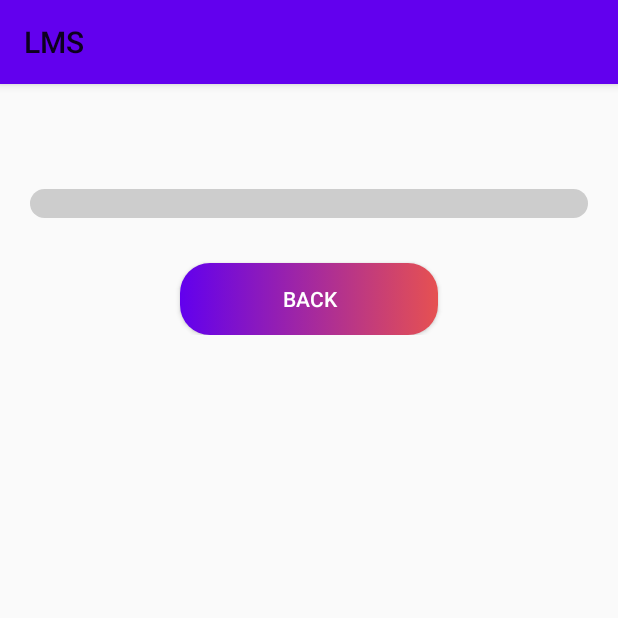
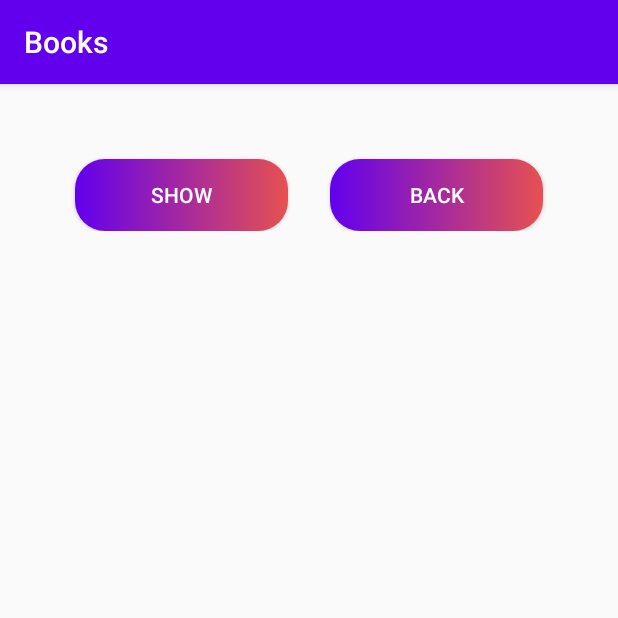
Before and after one commit to yash-601/RevisedLib, an Android app: the Books2 screen opened directly, with no data from a screen before it, on a phone screen of 412 x 824 dp, the top half of it. Run offline under Robolectric (Android 15) with nearby library versions, the phone set to English and light mode, and no system bars.

Commit message:
Library renewd

```diff
--- a/app/src/main/java/com/example/lms/Books2.java
+++ b/app/src/main/java/com/example/lms/Books2.java
@@ -3,15 +3,69 @@ package com.example.lms;
 import androidx.appcompat.app.AppCompatActivity;
 
 import android.content.Intent;
+import android.database.Cursor;
 import android.os.Bundle;
+import android.text.Html;
 import android.view.View;
+import android.widget.ArrayAdapter;
+import android.widget.Button;
+import android.widget.ListView;
+import android.widget.Toast;
+
+import java.util.Collections;
+import java.util.Objects;
 
 public class Books2 extends AppCompatActivity {
+    Button button;
+
+    ListView mview;
 
     @Override
     protected void onCreate(Bundle savedInstanceState) {
         super.onCreate(savedInstanceState);
         setContentView(R.layout.activity_books2);
+        Objects.requireNonNull(getSupportActionBar()).setTitle(Html.fromHtml("<font color='#ffffff'> Books</font>"));
+        mview=findViewById(R.id.irlog_view);
+        button=findViewById(R.id.show);
+        DatabaseHelper databaseHelper=new DatabaseHelper(Books2.this);
+
+
+
+
+        button.setOnClickListener(new View.OnClickListener() {
+            @Override
+            public void onClick(View v) {
+                Cursor res=databaseHelper.getbooks();
+
+                if(res.getCount()==0){
+                    Toast.makeText(Books2.this, "Library is empty.", Toast.LENGTH_SHORT).show();
+                }
+
+                StringBuffer buffer=new StringBuffer();
+                while (res.moveToNext()){
+                    buffer.append("BOOKID: "+res.getString(0)+", ");
+                    buffer.append("BOOKNAME: "+res.getString(1)+", ");
+                    buffer.append("ISBN: "+res.getString(2)+", ");
+                    buffer.append("PUBLISHER: "+res.getString(3)+", ");
+                    buffer.append("EDITION: "+res.getString(4)+", ");
+                    buffer.append("PAGES: "+res.getString(5)+", ");
+                    buffer.append("STATUS: "+res.getString(6)+"\n");
+                    buffer.append("\n");
+                    //newview.setAdapter(adapter);
+                }
+                ArrayAdapter adapter= new ArrayAdapter(Books2.this, android.R.layout.simple_list_item_1, Collections.singletonList(buffer));
+                mview.setAdapter(adapter);
+
+                /*
+                List<BookRows> everyone=databaseHelper.getEveryone();
+                ArrayAdapter customerArrayAdapter=new ArrayAdapter<BookRows>(Books.this, android.R.layout.simple_list_item_1,everyone);
+                mview.setAdapter(customerArrayAdapter);*/
+
+            }
+
+        });
+
+
     }
 
     public void btn_back(View view) {
--- a/app/src/main/res/layout/activity_books2.xml
+++ b/app/src/main/res/layout/activity_books2.xml
@@ -10,26 +10,37 @@
     <RelativeLayout
         android:layout_width="match_parent"
         android:layout_height="match_parent">
-        <TextView
-            android:layout_marginTop="50dp"
+
+        <ListView
             android:id="@+id/irlog_view"
             android:layout_width="match_parent"
             android:layout_height="wrap_content"
-            android:background="@drawable/edit_text"
-            ></TextView>
+
+            android:background="@drawable/edit_text"></ListView>
 
         <Button
             android:id="@+id/Back"
             android:layout_width="match_parent"
             android:layout_height="wrap_content"
-            android:layout_marginLeft="100dp"
-            android:layout_marginRight="100dp"
+            android:layout_below="@+id/irlog_view"
+            android:layout_alignParentBottom="true"
+            android:layout_marginLeft="200dp"
             android:layout_marginTop="30dp"
-            android:layout_below="@+id/irlog_view"
+            android:layout_marginRight="30dp"
             android:background="@drawable/button"
             android:onClick="btn_back"
             android:text="Back"
             android:textColor="#FFFFFF" />
+        <Button
+            android:id="@+id/show"
+            android:layout_width="match_parent"
+            android:layout_height="wrap_content"
+            android:layout_below="@+id/irlog_view"
+            android:layout_marginLeft="30dp"
+            android:layout_marginTop="30dp"
+            android:layout_marginRight="200dp"
+            android:background="@drawable/button"
+            android:text="Show"
+            android:textColor="#FFFFFF" />
     </RelativeLayout>
-
 </ScrollView>
```
